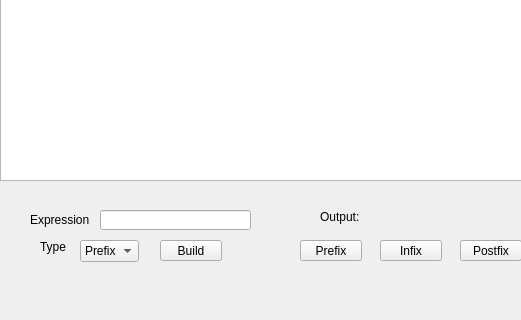
Above: ADS_Project/mainwindow.ui from YousefElmenshawy/ADS_Postfix---Infix---Prefix-Conversions- before the change; both pictures show x 0 to 521 and y 280 to 600 of the 800 by 600 pixel window. Below: the same form after it.
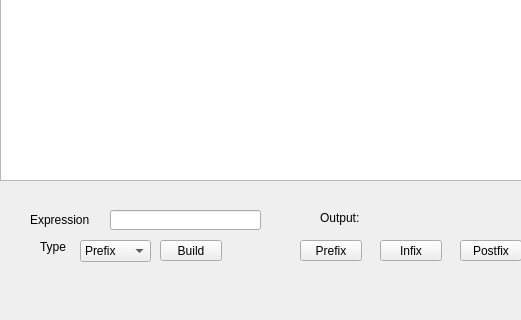
That is the form after the change.

Commit message: fixed a bug in Gui and trying to fix the stack problem

What changed in the file:
```diff
--- a/ADS_Project/mainwindow.ui
+++ b/ADS_Project/mainwindow.ui
@@ -45,7 +45,7 @@
      <rect>
       <x>30</x>
       <y>490</y>
-      <width>61</width>
+      <width>71</width>
       <height>20</height>
      </rect>
     </property>
@@ -56,7 +56,7 @@
    <widget class="QLineEdit" name="lineEditExpression">
     <property name="geometry">
      <rect>
-      <x>100</x>
+      <x>110</x>
       <y>490</y>
       <width>151</width>
       <height>20</height>
@@ -68,7 +68,7 @@
      <rect>
       <x>80</x>
       <y>520</y>
-      <width>59</width>
+      <width>71</width>
       <height>22</height>
      </rect>
     </property>
@@ -168,8 +168,8 @@
      <rect>
       <x>320</x>
       <y>490</y>
-      <width>41</width>
-      <height>14</height>
+      <width>71</width>
+      <height>16</height>
      </rect>
     </property>
     <property name="text">
```
Left out of the diff: 2 changed lines with no effect on the pictures. The commit also changes 4 other files.
